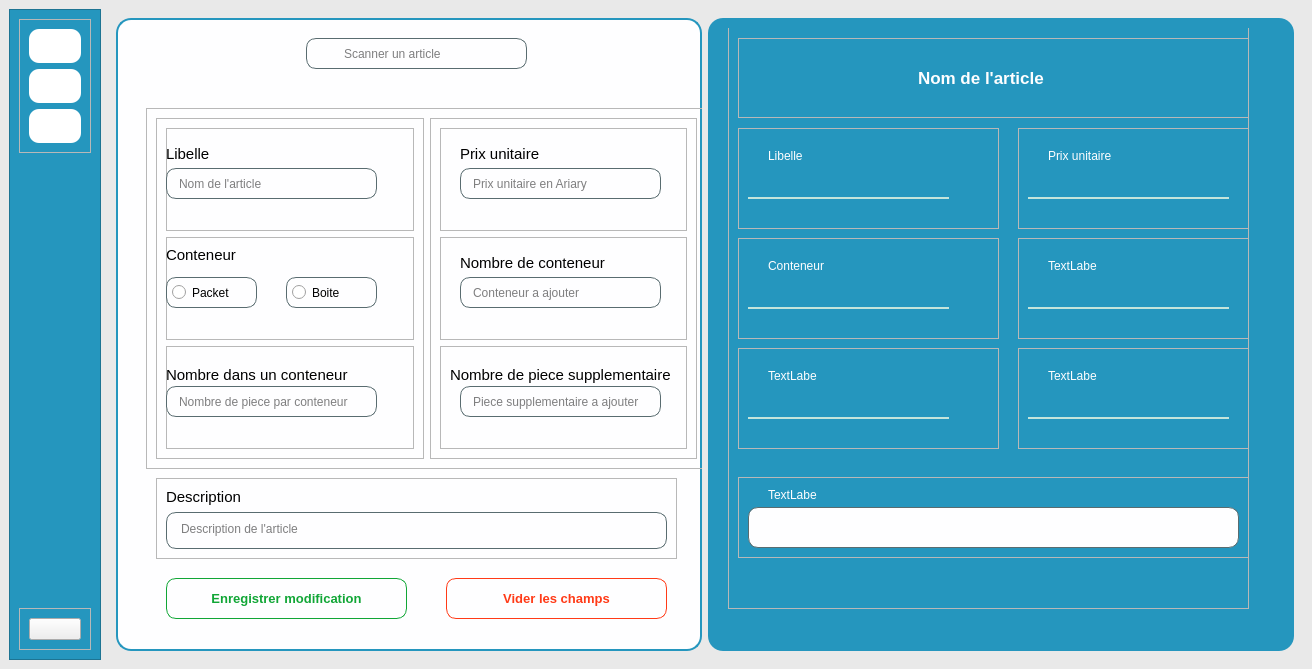
This is views/auth/main_login.ui in ninohantonio/Store-Management as Qt 5 draws it before an edit. The edited form follows.
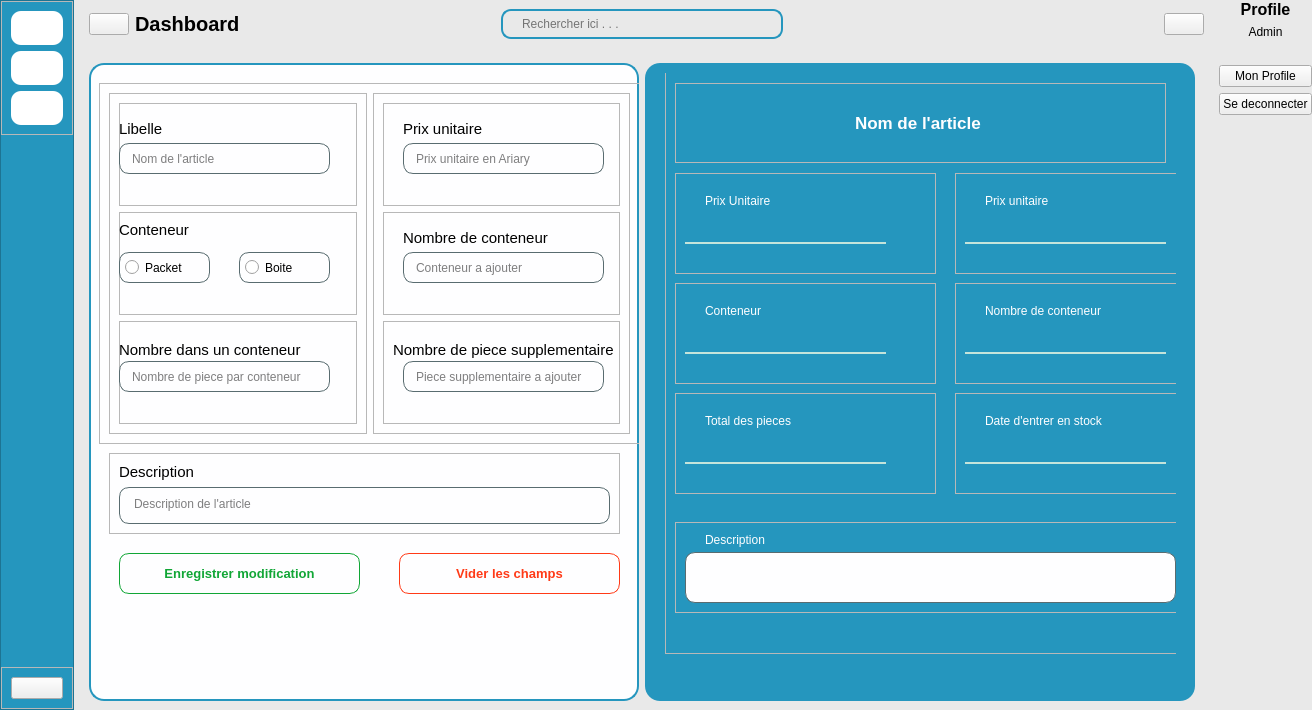
This is the edited form. Icons and pictures are not drawn.

Diff of the .ui file:
```diff
--- a/views/auth/main_login.ui
+++ b/views/auth/main_login.ui
@@ -7,7 +7,7 @@
     <x>0</x>
     <y>0</y>
     <width>1312</width>
-    <height>669</height>
+    <height>710</height>
    </rect>
   </property>
   <property name="windowTitle">
@@ -19,6 +19,16 @@
 	
 }
 
+#search_frame{
+	border-radius: 10px;
+	border: 2px solid #2596be;
+}
+
+#search_field{
+	border: none;
+	background: transparent;
+}
+
 #centralwidget{
 	background-color: rgb(233, 233, 233);
 }
@@ -84,6 +94,18 @@
 </string>
    </property>
    <layout class="QHBoxLayout" name="horizontalLayout_3">
+    <property name="leftMargin">
+     <number>0</number>
+    </property>
+    <property name="topMargin">
+     <number>0</number>
+    </property>
+    <property name="rightMargin">
+     <number>0</number>
+    </property>
+    <property name="bottomMargin">
+     <number>0</number>
+    </property>
     <item>
      <widget class="QWidget" name="widget" native="true">
       <layout class="QHBoxLayout" name="horizontalLayout">
@@ -128,6 +150,18 @@
              <enum>QFrame::Shadow::Raised</enum>
             </property>
             <layout class="QVBoxLayout" name="verticalLayout_3">
+             <property name="leftMargin">
+              <number>0</number>
+             </property>
+             <property name="topMargin">
+              <number>0</number>
+             </property>
+             <property name="rightMargin">
+              <number>0</number>
+             </property>
+             <property name="bottomMargin">
+              <number>0</number>
+             </property>
              <item>
               <widget class="QFrame" name="frame_2">
                <property name="styleSheet">
@@ -254,15 +288,239 @@
            <verstretch>0</verstretch>
           </sizepolicy>
          </property>
+         <layout class="QVBoxLayout" name="verticalLayout_4">
+          <property name="leftMargin">
+           <number>0</number>
+          </property>
+          <property name="topMargin">
+           <number>0</number>
+          </property>
+          <property name="rightMargin">
+           <number>0</number>
+          </property>
+          <property name="bottomMargin">
+           <number>0</number>
+          </property>
+          <item alignment="Qt::AlignmentFlag::AlignTop">
+           <widget class="QWidget" name="widget_2" native="true">
+            <layout class="QHBoxLayout" name="horizontalLayout_17">
+             <property name="leftMargin">
+              <number>0</number>
+             </property>
+             <property name="topMargin">
+              <number>0</number>
+             </property>
+             <property name="rightMargin">
+              <number>0</number>
+             </property>
+             <property name="bottomMargin">
+              <number>0</number>
+             </property>
+             <item alignment="Qt::AlignmentFlag::AlignLeft">
+              <widget class="QWidget" name="widget_12" native="true">
+               <layout class="QHBoxLayout" name="horizontalLayout_16">
+                <item>
+                 <widget class="QPushButton" name="menuBtn_2">
+                  <property name="cursor">
+                   <cursorShape>PointingHandCursor</cursorShape>
+                  </property>
+                  <property name="text">
+                   <string/>
+                  </property>
+                  <property name="icon">
+                   <iconset resource="../resources.qrc">
+                    <normaloff>:/icons/icons/burger-menu.png</normaloff>:/icons/icons/burger-menu.png</iconset>
+                  </property>
+                  <property name="iconSize">
+                   <size>
+                    <width>24</width>
+                    <height>24</height>
+                   </size>
+                  </property>
+                 </widget>
+                </item>
+                <item>
+                 <widget class="QLabel" name="appHeader_2">
+                  <property name="font">
+                   <font>
+                    <pointsize>15</pointsize>
+                    <bold>true</bold>
+                   </font>
+                  </property>
+                  <property name="text">
+                   <string>Dashboard</string>
+                  </property>
+                 </widget>
+                </item>
+               </layout>
+              </widget>
+             </item>
+             <item alignment="Qt::AlignmentFlag::AlignHCenter">
+              <widget class="QWidget" name="widget_10" native="true">
+               <property name="minimumSize">
+                <size>
+                 <width>300</width>
+                 <height>0</height>
+                </size>
+               </property>
+               <layout class="QHBoxLayout" name="horizontalLayout_13">
+                <item alignment="Qt::AlignmentFlag::AlignTop">
+                 <widget class="QFrame" name="search_frame">
+                  <property name="minimumSize">
+                   <size>
+                    <width>160</width>
+                    <height>0</height>
+                   </size>
+                  </property>
+                  <property name="frameShape">
+                   <enum>QFrame::Shape::StyledPanel</enum>
+                  </property>
+                  <property name="frameShadow">
+                   <enum>QFrame::Shadow::Raised</enum>
+                  </property>
+                  <layout class="QHBoxLayout" name="horizontalLayout_14">
+                   <property name="spacing">
+                    <number>0</number>
+                   </property>
+                   <property name="leftMargin">
+                    <number>0</number>
+                   </property>
+                   <property name="topMargin">
+                    <number>0</number>
+                   </property>
+                   <property name="rightMargin">
+                    <number>0</number>
+                   </property>
+                   <property name="bottomMargin">
+                    <number>0</number>
+                   </property>
+                   <item>
+                    <widget class="QLabel" name="label_12">
+                     <property name="text">
+                      <string/>
+                     </property>
+                     <property name="pixmap">
+                      <pixmap resource="../resources.qrc">:/icons/icons/search.png</pixmap>
+                     </property>
+                    </widget>
+                   </item>
+                   <item>
+                    <widget class="QLineEdit" name="search_field">
+                     <property name="maximumSize">
+                      <size>
+                       <width>16777215</width>
+                       <height>300</height>
+                      </size>
+                     </property>
+                     <property name="text">
+                      <string/>
+                     </property>
+                     <property name="placeholderText">
+                      <string>Rechercher ici . . .</string>
+                     </property>
+                    </widget>
+                   </item>
+                  </layout>
+                 </widget>
+                </item>
+               </layout>
+              </widget>
+             </item>
+             <item>
+              <widget class="QWidget" name="widget_11" native="true">
+               <layout class="QHBoxLayout" name="horizontalLayout_15">
+                <property name="spacing">
+                 <number>0</number>
+                </property>
+                <property name="leftMargin">
+                 <number>0</number>
+                </property>
+                <property name="topMargin">
+                 <number>0</number>
+                </property>
+                <property name="rightMargin">
+                 <number>0</number>
+                </property>
+                <property name="bottomMargin">
+                 <number>0</number>
+                </property>
+                <item alignment="Qt::AlignmentFlag::AlignRight">
+                 <widget class="QPushButton" name="accountBtn_2">
+                  <property name="text">
+                   <string/>
+                  </property>
+                  <property name="icon">
+                   <iconset resource="../resources.qrc">
+                    <normaloff>:/icons/icons/avatar.png</normaloff>:/icons/icons/avatar.png</iconset>
+                  </property>
+                  <property name="iconSize">
+                   <size>
+                    <width>30</width>
+                    <height>30</height>
+                   </size>
+                  </property>
+                 </widget>
+                </item>
+               </layout>
+              </widget>
+             </item>
+            </layout>
+           </widget>
+          </item>
+          <item>
+           <widget class="QWidget" name="widget_3" native="true">
+            <property name="sizePolicy">
+             <sizepolicy hsizetype="Preferred" vsizetype="Expanding">
+              <horstretch>0</horstretch>
+              <verstretch>0</verstretch>
+             </sizepolicy>
+            </property>
          <layout class="QHBoxLayout" name="horizontalLayout_2">
+             <property name="leftMargin">
+              <number>0</number>
+             </property>
+             <property name="topMargin">
+              <number>0</number>
+             </property>
+             <property name="rightMargin">
+              <number>0</number>
+             </property>
+             <property name="bottomMargin">
+              <number>0</number>
+             </property>
+             <item>
+              <widget class="QStackedWidget" name="stackedWidget">
+               <property name="currentIndex">
+                <number>0</number>
+               </property>
+               <widget class="QWidget" name="ajout_page">
+                <layout class="QHBoxLayout" name="horizontalLayout_5">
+                 <item>
+                  <widget class="QWidget" name="widget_4" native="true">
+                   <layout class="QHBoxLayout" name="horizontalLayout_7">
+                    <property name="spacing">
+                     <number>6</number>
+                    </property>
+                    <property name="leftMargin">
+                     <number>0</number>
+                    </property>
+                    <property name="topMargin">
+                     <number>0</number>
+                    </property>
+                    <property name="rightMargin">
+                     <number>0</number>
+                    </property>
+                    <property name="bottomMargin">
+                     <number>0</number>
+                    </property>
           <item>
            <widget class="QWidget" name="formulaire1" native="true">
             <widget class="QFrame" name="frame_4">
              <property name="geometry">
               <rect>
-               <x>30</x>
-               <y>90</y>
-               <width>561</width>
+                         <x>10</x>
+                         <y>20</y>
+                         <width>541</width>
                <height>361</height>
               </rect>
              </property>
@@ -272,7 +530,7 @@
              <property name="frameShadow">
               <enum>QFrame::Shadow::Raised</enum>
              </property>
-             <layout class="QHBoxLayout" name="horizontalLayout_5">
+                       <layout class="QHBoxLayout" name="horizontalLayout_6">
               <item>
                <widget class="QFrame" name="frame_5">
                 <property name="frameShape">
@@ -577,9 +835,9 @@
             <widget class="QFrame" name="frame_7">
              <property name="geometry">
               <rect>
-               <x>40</x>
-               <y>460</y>
-               <width>521</width>
+                         <x>20</x>
+                         <y>390</y>
+                         <width>511</width>
                <height>81</height>
               </rect>
              </property>
@@ -589,9 +847,9 @@
              <property name="frameShadow">
               <enum>QFrame::Shadow::Raised</enum>
              </property>
-             <layout class="QVBoxLayout" name="verticalLayout_4">
+                       <layout class="QVBoxLayout" name="verticalLayout_8">
               <item>
-               <widget class="QLabel" name="label">
+                         <widget class="QLabel" name="label_8">
                 <property name="font">
                  <font>
                   <pointsize>11</pointsize>
@@ -611,43 +869,11 @@
               </item>
              </layout>
             </widget>
-            <widget class="QLineEdit" name="search_ajout">
-             <property name="geometry">
-              <rect>
-               <x>190</x>
-               <y>20</y>
-               <width>221</width>
-               <height>31</height>
-              </rect>
-             </property>
-             <property name="placeholderText">
-              <string>Scanner un article</string>
-             </property>
-            </widget>
-            <widget class="QLabel" name="label_8">
-             <property name="geometry">
-              <rect>
-               <x>190</x>
-               <y>20</y>
-               <width>31</width>
-               <height>31</height>
-              </rect>
-             </property>
-             <property name="text">
-              <string/>
-             </property>
-             <property name="pixmap">
-              <pixmap resource="../resources.qrc">:/icons/icons/search.png</pixmap>
-             </property>
-             <property name="scaledContents">
-              <bool>true</bool>
-             </property>
-            </widget>
             <widget class="QPushButton" name="submitBtn">
              <property name="geometry">
               <rect>
-               <x>50</x>
-               <y>560</y>
+                         <x>30</x>
+                         <y>490</y>
                <width>241</width>
                <height>41</height>
               </rect>
@@ -666,8 +892,8 @@
             <widget class="QPushButton" name="resetBtn">
              <property name="geometry">
               <rect>
-               <x>330</x>
-               <y>560</y>
+                         <x>310</x>
+                         <y>490</y>
                <width>221</width>
                <height>41</height>
               </rect>
@@ -687,12 +913,12 @@
           </item>
           <item>
            <widget class="QWidget" name="affichage1" native="true">
-            <widget class="QWidget" name="widget_2" native="true">
+                      <widget class="QWidget" name="widget_6" native="true">
              <property name="geometry">
               <rect>
                <x>10</x>
                <y>10</y>
-               <width>561</width>
+                         <width>521</width>
                <height>591</height>
               </rect>
              </property>
@@ -726,17 +952,17 @@
                <property name="frameShadow">
                 <enum>QFrame::Shadow::Raised</enum>
                </property>
-               <widget class="QLabel" name="label_9">
+                         <widget class="QLabel" name="label_10">
                 <property name="geometry">
                  <rect>
                   <x>30</x>
                   <y>20</y>
-                  <width>49</width>
+                            <width>71</width>
                   <height>16</height>
                  </rect>
                 </property>
                 <property name="text">
-                 <string>Libelle</string>
+                           <string>Prix Unitaire</string>
                 </property>
                </widget>
                <widget class="QLineEdit" name="lineEdit_8">
@@ -765,7 +991,7 @@
                <property name="frameShadow">
                 <enum>QFrame::Shadow::Raised</enum>
                </property>
-               <widget class="QLabel" name="label_10">
+                         <widget class="QLabel" name="label_11">
                 <property name="geometry">
                  <rect>
                   <x>30</x>
@@ -848,12 +1074,12 @@
                  <rect>
                   <x>30</x>
                   <y>20</y>
-                  <width>49</width>
+                            <width>101</width>
                   <height>16</height>
                  </rect>
                 </property>
                 <property name="text">
-                 <string>TextLabel</string>
+                           <string>Total des pieces</string>
                 </property>
                </widget>
                <widget class="QLineEdit" name="lineEdit_11">
@@ -887,12 +1113,12 @@
                  <rect>
                   <x>30</x>
                   <y>20</y>
-                  <width>49</width>
+                            <width>131</width>
                   <height>16</height>
                  </rect>
                 </property>
                 <property name="text">
-                 <string>TextLabel</string>
+                           <string>Nombre de conteneur</string>
                 </property>
                </widget>
                <widget class="QLineEdit" name="lineEdit_12">
@@ -926,12 +1152,12 @@
                  <rect>
                   <x>30</x>
                   <y>20</y>
-                  <width>49</width>
+                            <width>131</width>
                   <height>16</height>
                  </rect>
                 </property>
                 <property name="text">
-                 <string>TextLabel</string>
+                           <string>Date d'entrer en stock</string>
                 </property>
                </widget>
                <widget class="QLineEdit" name="lineEdit_13">
@@ -950,7 +1176,7 @@
                 <rect>
                  <x>10</x>
                  <y>50</y>
-                 <width>511</width>
+                           <width>491</width>
                  <height>80</height>
                 </rect>
                </property>
@@ -987,7 +1213,7 @@
                  <x>10</x>
                  <y>489</y>
                  <width>511</width>
-                 <height>81</height>
+                           <height>91</height>
                 </rect>
                </property>
                <property name="frameShape">
@@ -1002,7 +1228,7 @@
                   <x>10</x>
                   <y>30</y>
                   <width>491</width>
-                  <height>41</height>
+                            <height>51</height>
                  </rect>
                 </property>
                </widget>
@@ -1011,17 +1237,124 @@
                  <rect>
                   <x>30</x>
                   <y>10</y>
-                  <width>49</width>
+                            <width>121</width>
                   <height>16</height>
                  </rect>
                 </property>
                 <property name="text">
-                 <string>TextLabel</string>
+                           <string>Description</string>
                 </property>
                </widget>
               </widget>
              </widget>
             </widget>
+                     </widget>
+                    </item>
+                   </layout>
+                  </widget>
+                 </item>
+                </layout>
+               </widget>
+               <widget class="QWidget" name="page_2"/>
+              </widget>
+             </item>
+            </layout>
+           </widget>
+          </item>
+         </layout>
+        </widget>
+       </item>
+      </layout>
+     </widget>
+    </item>
+    <item>
+     <widget class="QWidget" name="widget_13" native="true">
+      <layout class="QHBoxLayout" name="horizontalLayout_18">
+       <property name="topMargin">
+        <number>0</number>
+       </property>
+       <property name="rightMargin">
+        <number>0</number>
+       </property>
+       <property name="bottomMargin">
+        <number>0</number>
+       </property>
+       <item alignment="Qt::AlignmentFlag::AlignTop">
+        <widget class="QWidget" name="widget_14" native="true">
+         <layout class="QVBoxLayout" name="verticalLayout_5">
+          <property name="leftMargin">
+           <number>0</number>
+          </property>
+          <property name="topMargin">
+           <number>0</number>
+          </property>
+          <property name="rightMargin">
+           <number>0</number>
+          </property>
+          <property name="bottomMargin">
+           <number>0</number>
+          </property>
+          <item>
+           <widget class="QLabel" name="label_19">
+            <property name="font">
+             <font>
+              <pointsize>12</pointsize>
+              <bold>true</bold>
+             </font>
+            </property>
+            <property name="text">
+             <string>Profile</string>
+            </property>
+            <property name="alignment">
+             <set>Qt::AlignmentFlag::AlignCenter</set>
+            </property>
+           </widget>
+          </item>
+          <item>
+           <widget class="QLabel" name="label_17">
+            <property name="text">
+             <string>Admin</string>
+            </property>
+            <property name="alignment">
+             <set>Qt::AlignmentFlag::AlignCenter</set>
+            </property>
+           </widget>
+          </item>
+          <item>
+           <widget class="QLabel" name="label_20">
+            <property name="text">
+             <string/>
+            </property>
+            <property name="pixmap">
+             <pixmap resource="../resources.qrc">:/icons/icons/avatar.png</pixmap>
+            </property>
+            <property name="alignment">
+             <set>Qt::AlignmentFlag::AlignCenter</set>
+            </property>
+           </widget>
+          </item>
+          <item>
+           <widget class="QPushButton" name="pushButton_5">
+            <property name="text">
+             <string>Mon Profile</string>
+            </property>
+           </widget>
+          </item>
+          <item>
+           <widget class="QPushButton" name="logoutBtn">
+            <property name="text">
+             <string>Se deconnecter</string>
+            </property>
+            <property name="icon">
+             <iconset resource="../resources.qrc">
+              <normaloff>:/icons/icons/logout.png</normaloff>:/icons/icons/logout.png</iconset>
+            </property>
+            <property name="iconSize">
+             <size>
+              <width>18</width>
+              <height>18</height>
+             </size>
+            </property>
            </widget>
           </item>
          </layout>
```
Left out of the diff: 1 changed line with no effect on the pictures. Lines whose indentation alone changed are shown as unchanged.
